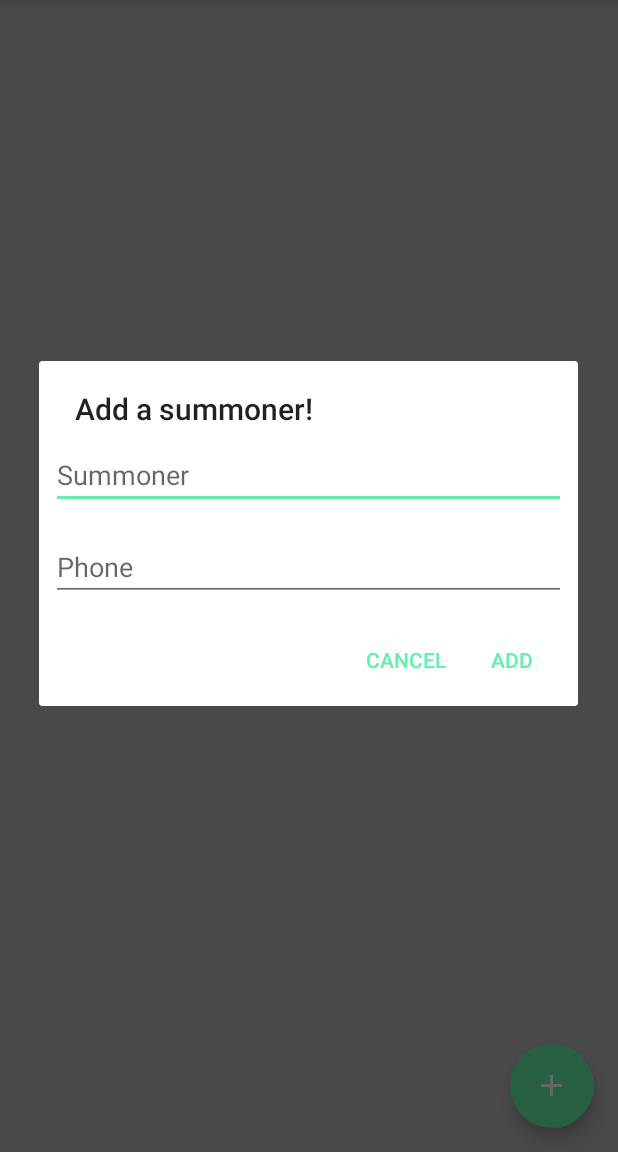
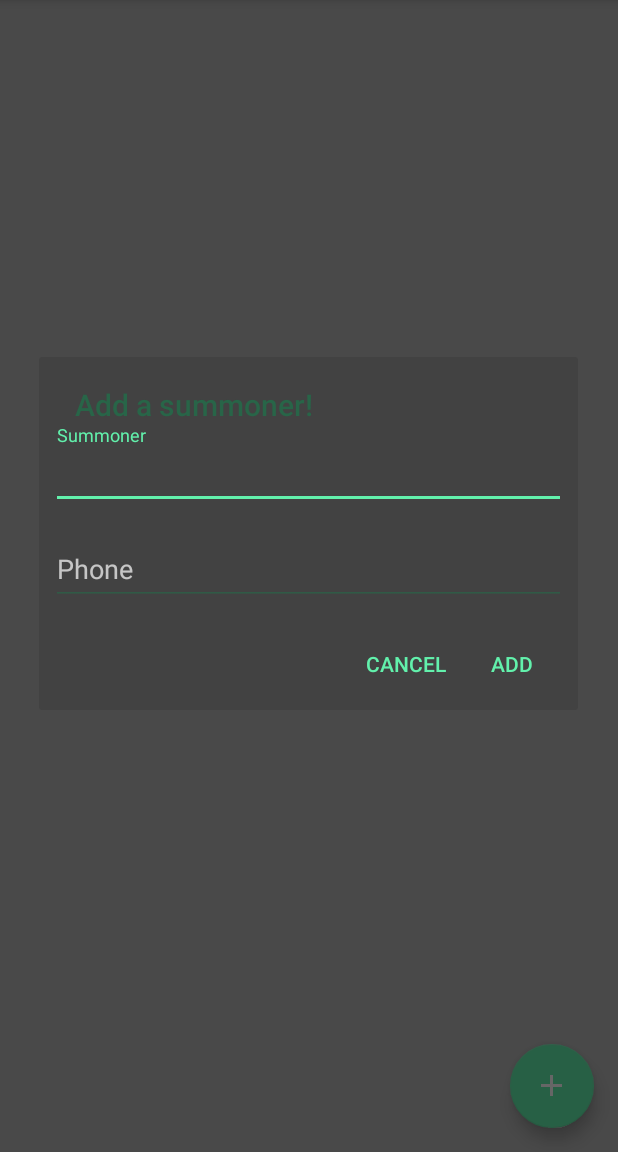
Before and after one commit to Felixaa/KompisLeague, an Android app: the screen it shows after launch (MainActivity), after a tap on an icon or button, on a phone screen of 412 x 824 dp, the part 84-1236 px from its top. Run offline under Robolectric (Android 15) with nearby library versions, the phone set to English and light mode, and no system bars; 4 statements that could not run were skipped.

Commit message:
Connected Summoner-model to League-model + GUI changes

```diff
--- a/app/src/main/java/no/aardal/kompisleague/models/Summoner.java
+++ b/app/src/main/java/no/aardal/kompisleague/models/Summoner.java
@@ -13,6 +13,7 @@ public class Summoner {
     public Double summonerLevel;
     public Double revisionDate;
     public String phoneNr;
+    public League league;
 
 
     public Summoner build(Map map) {
--- a/app/src/main/java/no/aardal/kompisleague/views/MainActivity.java
+++ b/app/src/main/java/no/aardal/kompisleague/views/MainActivity.java
@@ -36,7 +36,6 @@ public class MainActivity extends AppCompatActivity implements AddFriendDialog.N
 
     private TextView text;
     private ArrayList<Summoner> summoners;
-    private ArrayList<League> leagues;
     private Context self = this;
 
     private RecyclerView recyclerView;
@@ -130,16 +129,16 @@ public class MainActivity extends AppCompatActivity implements AddFriendDialog.N
                         Log.d("RESPONSE CODE: ", resp.toString());
 
 
-                        leagues = new ArrayList<>();
-                        for (Double id : summonerIdsList) {
-                            Long idL = id.longValue();
-                            ArrayList<Map> item = (ArrayList<Map>) response.body().get(idL.toString());
+                        for (Summoner summoner : summoners) {
+
+                            ArrayList<Map> item = (ArrayList<Map>) response.body().get(""+summoner.id.intValue());
+                            Log.d("SUMMONER ID: ", ""+summoner.id.intValue());
                             League league = new League().build(item.get(0));
-                            leagues.add(league);
+                            summoner.league = league;
                         }
 
 
-                        recyclerAdapter = new MainRecyclerViewAdapter(summoners, leagues, self, getSupportFragmentManager());
+                        recyclerAdapter = new MainRecyclerViewAdapter(summoners, self, getSupportFragmentManager());
                         recyclerView.setAdapter(recyclerAdapter);
 
                         if (swipreRefresh.isRefreshing()) {
--- a/app/src/main/java/no/aardal/kompisleague/views/adapters/MainRecyclerViewAdapter.java
+++ b/app/src/main/java/no/aardal/kompisleague/views/adapters/MainRecyclerViewAdapter.java
@@ -37,10 +37,8 @@ public class MainRecyclerViewAdapter extends RecyclerView.Adapter<MainRecyclerVi
     Context mContext;
 
     public MainRecyclerViewAdapter(ArrayList<Summoner> summoners,
-                                   ArrayList<League> leagues,
                                    Context context,
                                    FragmentManager manager) {
-        this.leagues = leagues;
         this.summoners = summoners;
         this.mContext = context;
         this.mManager = manager;
@@ -63,6 +61,7 @@ public class MainRecyclerViewAdapter extends RecyclerView.Adapter<MainRecyclerVi
     @Override
     public void onBindViewHolder(ViewHolder holder, int position) {
         holder.helloLadies.setText(summoners.get(position).name);
+        holder.leagueTierText.setText(summoners.get(position).league.tier);
 
         if (summoners.get(position).profileIconId != null) {
             getSummonerIcon(summoners.get(position).profileIconId, holder);
--- a/app/src/main/res/layout/activity_main.xml
+++ b/app/src/main/res/layout/activity_main.xml
@@ -16,12 +16,11 @@
         <android.support.v7.widget.Toolbar
             android:id="@+id/toolbar"
             android:layout_width="match_parent"
-            android:title="@string/app_name"
+            android:title="kompis"
             android:outlineProvider="none"
             android:elevation="1dp"
             android:layout_height="?attr/actionBarSize"
-            android:background="?attr/colorPrimary"
-            app:popupTheme="@style/AppTheme.Kompis.ToolBar" />
+            style="@style/AppTheme.Kompis.ToolBarHome" />
 
     </android.support.design.widget.AppBarLayout>
 
--- a/app/src/main/res/layout/card_view_item.xml
+++ b/app/src/main/res/layout/card_view_item.xml
@@ -77,7 +77,8 @@
                 android:text="Platinum III"
                 android:layout_gravity="center"
                 android:layout_width="wrap_content"
-                android:layout_height="wrap_content"/>
+                android:layout_height="wrap_content"
+                android:textColor="@android:color/black"/>
         </LinearLayout>
 
 
--- a/app/src/main/res/layout/dialog_addfriend.xml
+++ b/app/src/main/res/layout/dialog_addfriend.xml
@@ -2,6 +2,10 @@
 <LinearLayout xmlns:android="http://schemas.android.com/apk/res/android"
     android:orientation="vertical"
     android:layout_width="wrap_content"
+    android:layout_height="wrap_content">
+    <android.support.design.widget.TextInputLayout
+        android:id="@+id/addSummonerInputLayout"
+        android:layout_width="match_parent"
         android:layout_height="wrap_content">
         <EditText
             android:id="@+id/addSummonerEdit"
@@ -9,6 +13,12 @@
             android:layout_height="wrap_content"
             android:layout_margin="8dp"
         android:hint="Summoner"/>
+    </android.support.design.widget.TextInputLayout>
+
+    <android.support.design.widget.TextInputLayout
+        android:id="@+id/addPhoneInputLayout"
+        android:layout_width="match_parent"
+        android:layout_height="wrap_content">
         <EditText
             android:id="@+id/addPhoneNumberEdit"
             android:layout_width="match_parent"
@@ -16,5 +26,6 @@
             android:layout_margin="8dp"
             android:inputType="phone"
             android:hint="Phone"/>
+    </android.support.design.widget.TextInputLayout>
 
 </LinearLayout>
--- a/app/src/main/res/values/colors.xml
+++ b/app/src/main/res/values/colors.xml
@@ -1,12 +1,13 @@
 <?xml version="1.0" encoding="utf-8"?>
 <resources>
-    <color name="colorPrimary">#414141</color>
+    <color name="colorPrimary">#62f1ac</color>
     <color name="lightPrimaryColor">#B3E5FC</color>
     <color name="colorPrimaryDark">#393939</color>
-    <color name="colorAccent">#62F1AC</color>
+    <color name="colorAccent">#62f1ac</color>
     <color name="background_dark">#ff333333</color>
     <color name="textColor">#212121</color>
     <color name="secondTextColor">#727272</color>
     <color name="dividerColor">#B6B6B6</color>
+    <color name="foreground_material_dark">#286548</color>
 
 </resources>
--- a/app/src/main/res/values/dimens.xml
+++ b/app/src/main/res/values/dimens.xml
@@ -2,5 +2,6 @@
     <!-- Default screen margins, per the Android Design guidelines. -->
     <dimen name="activity_horizontal_margin">16dp</dimen>
     <dimen name="activity_vertical_margin">16dp</dimen>
+    <dimen name="z_app_bar">4dp</dimen>
     <dimen name="fab_margin">16dp</dimen>
 </resources>
--- a/app/src/main/res/values/styles.xml
+++ b/app/src/main/res/values/styles.xml
@@ -1,12 +1,13 @@
 <resources>
 
     <!-- Base application theme. -->
-    <style name="AppTheme" parent="Theme.AppCompat.Light.NoActionBar">
+    <style name="AppTheme" parent="@style/Theme.AppCompat.NoActionBar">
         <!-- Customize your theme here. -->
         <item name="colorPrimary">@color/colorPrimary</item>
         <item name="colorPrimaryDark">@color/colorPrimaryDark</item>
         <item name="colorAccent">@color/colorAccent</item>
         <item name="android:colorBackground">@color/background_dark</item>
+        <item name="android:colorForeground">@color/foreground_material_dark</item>
     </style>
 
     <style name="AppTheme.NoActionBar">
@@ -15,8 +16,37 @@
     </style>
 
     <style name="AppTheme.AppBarOverlay" parent="ThemeOverlay.AppCompat.Dark" />
-    <style name="AppTheme.Kompis.ToolBar" parent="ThemeOverlay.AppCompat.Light">
 
-        </style>
+    <style name="Widget.Kompis" parent="android:Widget"/>
+
+    <style name="Widget.Kompis.Toolbar">
+        <item name="android:titleTextAppearance">@android:style/TextAppearance.Material.Widget.ActionBar.Title</item>
+        <item name="android:background">?android:colorPrimary</item>
+        <item name="android:elevation">@dimen/z_app_bar</item>
+        <item name="android:theme">@style/PlaidDarkOverlay</item>
+    </style>
+
+    <style name="Widget.Kompis.Toolbar.SmallCapsTitle">
+        <item name="android:titleTextAppearance">@style/TextAppearance.ToolbarTitleSmallCaps</item>
+    </style>
+
+    <style name="AppTheme.Kompis.ToolBarHome" parent="Widget.Kompis.Toolbar.SmallCapsTitle">
+        <item name="android:background">@color/background_dark</item>
+        <item name="android:elevation">0dp</item>
+        <item name="android:theme">@android:style/ThemeOverlay.Material.Dark</item>
+    </style>
+
+
+    <style name="TextAppearance.ToolbarTitleSmallCaps" parent="@android:style/TextAppearance.Material.Widget.ActionBar.Title">
+        <item name="android:textColor">@android:color/white</item>
+        <item name="android:fontFeatureSettings">smcp</item>
+        <item name="android:letterSpacing">0.2</item>
+    </style>
+
+    <style name="PlaidDarkOverlay" parent="@android:style/ThemeOverlay.Material.Dark.ActionBar">
+        <!-- Used to theme dark elements in light themed screens.
+             Extend the material dark Action Bar overlay as this contains text styling. -->
+    </style>
+
 
 </resources>
```
Also changed, not shown: 1 other file. Lines whose indentation alone changed are shown as unchanged.
